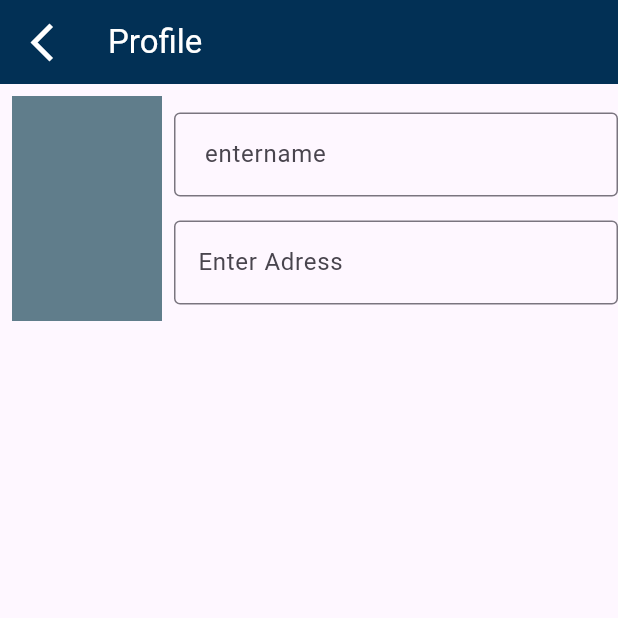
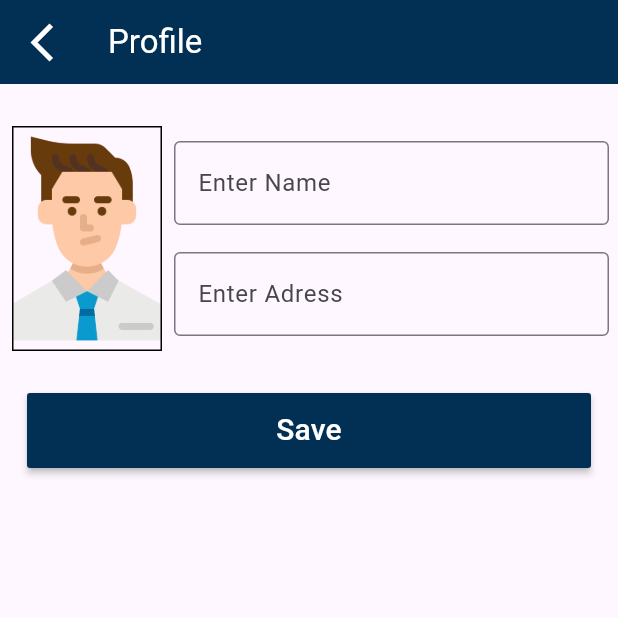
Before and after one commit to nabeeeltk/HomeBocking, a Flutter app: the screen it shows after launch, item 3 of the bottom bar chosen, after a tap on "Jhone Abraham", on a phone screen of 412 x 824 dp, the top half of it. Run offline on Flutter 3.47's test engine with Material 2 defaults, Android fonts, the phone set to English and light mode, and no system bars; our stand-ins replace bottom_navy_bar, get, loading_indicator.

Commit message:
profile page fields adedd

```diff
--- a/real_estate/lib/veiw/Profile/profile_page.dart
+++ b/real_estate/lib/veiw/Profile/profile_page.dart
@@ -27,37 +27,67 @@ class ProfilePage extends StatelessWidget {
       ),
       body: Column(
         children: [
+         const  SizedBox(height: 20,),
           Row(
             children: [
               Padding(
                 padding: const EdgeInsets.all(8.0),
+                child: InkWell(
+                  onTap: (){},
                   child: Container(
                     height: 150,
                     width: 100,
-                  color: Colors.blueGrey,
+                   decoration: const BoxDecoration(
+                    border: Border.fromBorderSide(BorderSide()),
+                    image: DecorationImage(image: AssetImage("image/profileimg.png"),fit: BoxFit.cover)
+                   ),
+                  ),
                 ),
               ),
             const   Expanded(
                 child: Column(
                   children: [
-                    TextField(
+                     Padding(
+                      padding: EdgeInsets.only(right:6.0),
+                      child: TextField(
                         decoration: InputDecoration(
-                        labelText: ' entername',
-                        border: OutlineInputBorder(),
+                          labelText: 'Enter Name',
+                          border: OutlineInputBorder(
+
                           ),
                         ),
-                    SizedBox(height: 16), // Adjust the spacing as needed
-                    TextField(
+                      ),
+                    ),
+                    SizedBox(height: 18),
+                    Padding(
+                      padding: EdgeInsets.only(right:6.0),
+                      child: TextField(
                         decoration: InputDecoration(
                           labelText: 'Enter Adress',
-                        border: OutlineInputBorder(),
+                          border: OutlineInputBorder(
+
+                          ),
+                        ),
                       ),
                     ),
                   ],
                 ),
               ),
             ],
+          ),
+
+        const   SizedBox(height: 20,),
+
+          Padding(
+            padding: const EdgeInsets.only(left:18.0,right: 18),
+            child: MaterialButton(
+              minWidth: double.infinity,
+              height: 50,
+              color: maincolor,
+              child:const  Text("Save",style: TextStyle(fontSize: 20,color: Colors.white),),
+              onPressed: (){}),
           )
+
         ],
       ),
     );
--- a/real_estate/lib/veiw/settings/settings_page.dart
+++ b/real_estate/lib/veiw/settings/settings_page.dart
@@ -65,9 +65,25 @@ class SettingsPage extends StatelessWidget {
             trailing: Icon(Icons.help,size: 25,),
            ),
           const  Divider(),
-           const  ListTile(
-            title: Text("LogOut"),
-            trailing: Icon(Icons.logout_outlined,size: 25,),
+            ListTile(
+            onTap: (){
+              showDialog(context: context, builder:(context) {
+                return   AlertDialog(
+                  title: const  Text(" Are you Sure"),
+                  content:const  Text("Log out ?"),
+                  actions: [
+                           TextButton(onPressed: (){
+                            Get.back();
+                           }, child: const Text("Ok")),
+                           TextButton(onPressed: (){
+                            Get.back();
+                           }, child: const Text("Cancel"))
+                  ],
+                );
+              },);
+            },
+            title:const  Text("LogOut"),
+            trailing: const Icon(Icons.logout_outlined,size: 25,),
            ),
           const  Divider(),
           ],
```
Also changed, not shown: real_estate/image/banner1.jpg (added). Lines whose indentation alone changed are shown as unchanged.
